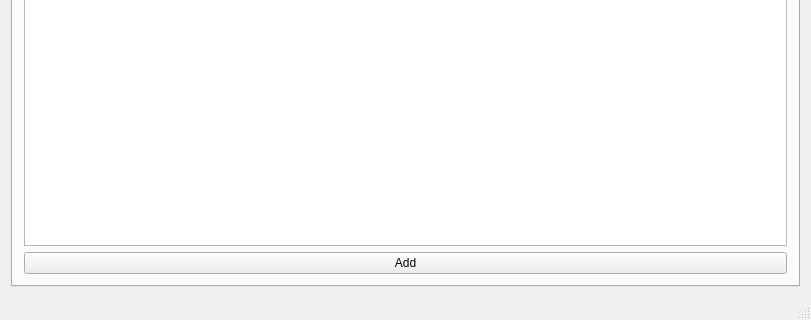
This is Display/mainwindow.ui in alexi15/verk1 as Qt 5 draws it before an edit; both pictures show x 0 to 811 and y 284 to 604 of the 811 by 604 pixel window. The edited form follows.
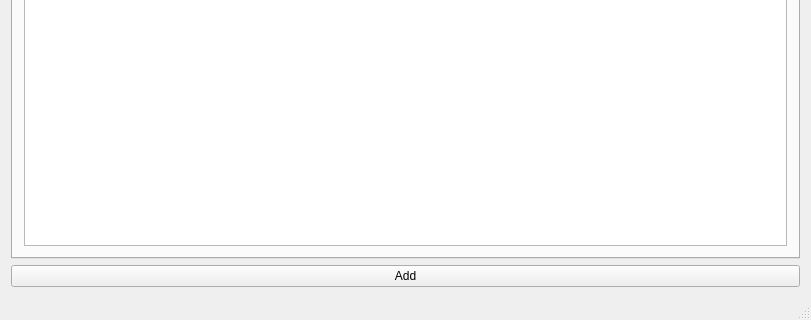
This is the edited form. The open tabs and pages were chosen to show the change.

What changed in the file:
```diff
--- a/Display/mainwindow.ui
+++ b/Display/mainwindow.ui
@@ -36,6 +36,8 @@
          </widget>
         </item>
         <item>
+         <layout class="QHBoxLayout" name="horizontalLayout_2">
+          <item>
          <widget class="QTableWidget" name="table_scientists">
           <property name="enabled">
            <bool>true</bool>
@@ -96,15 +98,6 @@
           </column>
          </widget>
         </item>
-        <item>
-         <layout class="QHBoxLayout" name="horizontalLayout_2">
-          <item>
-           <widget class="QPushButton" name="addScientist">
-            <property name="text">
-             <string>Add</string>
-            </property>
-           </widget>
-          </item>
          </layout>
         </item>
        </layout>
@@ -178,6 +171,13 @@
       </widget>
      </widget>
     </item>
+    <item>
+     <widget class="QPushButton" name="addScientist">
+      <property name="text">
+       <string>Add</string>
+      </property>
+     </widget>
+    </item>
    </layout>
   </widget>
   <widget class="QMenuBar" name="menuBar">
```
Left out of the diff: 5 changed lines with no effect on the pictures. Lines whose indentation alone changed are shown as unchanged.
